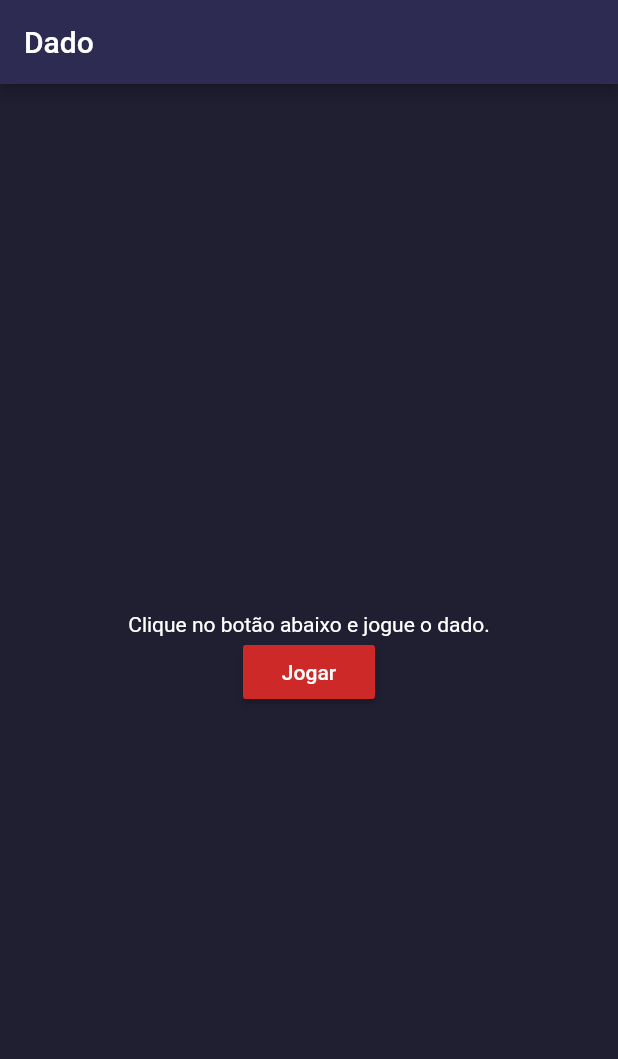
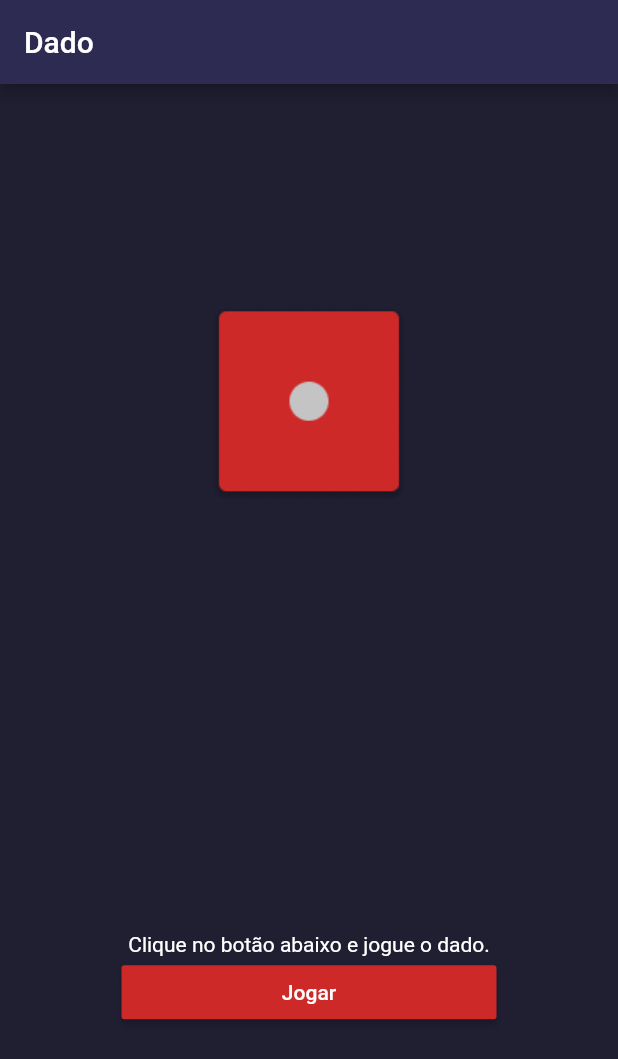
Before and after one commit to freirezinho/dice-flutter-app, a Flutter app: the screen it shows after launch, on a phone screen of 412 x 824 dp. Shown: the top 1059 px of the screen. Run offline on Flutter 3.47's test engine with Material 2 defaults, Android fonts, the phone set to English and light mode, and no system bars.

Commit message:
Readme images

```diff
--- a/lib/main.dart
+++ b/lib/main.dart
@@ -53,7 +53,6 @@ class MyHomePage extends StatefulWidget {
 }
 
 class _MyHomePageState extends State<MyHomePage> {
-  int _counter = 0;
   String _currentDiceFace = DiceFaces.one;
   List<String> diceFaceImages = [
     DiceFaces.one,
@@ -63,16 +62,6 @@ class _MyHomePageState extends State<MyHomePage> {
     DiceFaces.five,
     DiceFaces.six
   ];
-  void _incrementCounter() {
-    setState(() {
-      // This call to setState tells the Flutter framework that something has
-      // changed in this State, which causes it to rerun the build method below
-      // so that the display can reflect the updated values. If we changed
-      // _counter without calling setState(), then the build method would not be
-      // called again, and so nothing would appear to happen.
-      _counter++;
-    });
-  }
 
   void _throwTheDice() {
     var randomNumberGeneration = new Random();
@@ -117,17 +106,29 @@ class _MyHomePageState extends State<MyHomePage> {
           // center the children vertically; the main axis here is the vertical
           // axis because Columns are vertical (the cross axis would be
           // horizontal).
-          mainAxisAlignment: MainAxisAlignment.center,
+          mainAxisAlignment: MainAxisAlignment.spaceAround,
+          children: <Widget>[
+            Container(
+              width: 150,
+              height: 150,
+              child: Image(image: AssetImage("${DiceApp.assetsPath}$_currentDiceFace")),
+            ),
+            Column(
               children: <Widget>[
                 Text(
                   'Clique no botão abaixo e jogue o dado.',
                   style: TextStyle(color: Theme.of(context).bottomAppBarColor),
                 ),
-            RaisedButton(
+                SizedBox(
+                  width: 250,
+                  child: RaisedButton(
                     onPressed: _throwTheDice,
                     child: Text("Jogar"),
                     color: Theme.of(context).accentColor,
                     textColor: Theme.of(context).bottomAppBarColor,
+                  ),
+                )
+              ],
             ),
           ],
         ),
@@ -146,6 +147,7 @@ class DiceFaces {
 }
 
 class DiceApp {
+  static final assetsPath = "lib/assets/";
   static MaterialColor generateMaterialColorSwatchFor(Color color) {
     List strengths = <double>[.05];
     final swatch = <int, Color>{};
--- a/pubspec.yaml
+++ b/pubspec.yaml
@@ -1,4 +1,4 @@
-name: dice_app
+name: dado
 description: A new Flutter project.
 
 # The following line prevents the package from being accidentally published to
@@ -48,7 +48,8 @@ flutter:
   # assets:
   #   - images/a_dot_burr.jpeg
   #   - images/a_dot_ham.jpeg
-
+  assets:
+    - lib/assets/images/
   # An image asset can refer to one or more resolution-specific "variants", see
   # https://flutter.dev/assets-and-images/#resolution-aware.
 
```
Also changed, not shown: meta/screenshot_main_view.png (added), meta/screenshot_main_view_2.png (added), 2 other files. Lines whose indentation alone changed are shown as unchanged.
